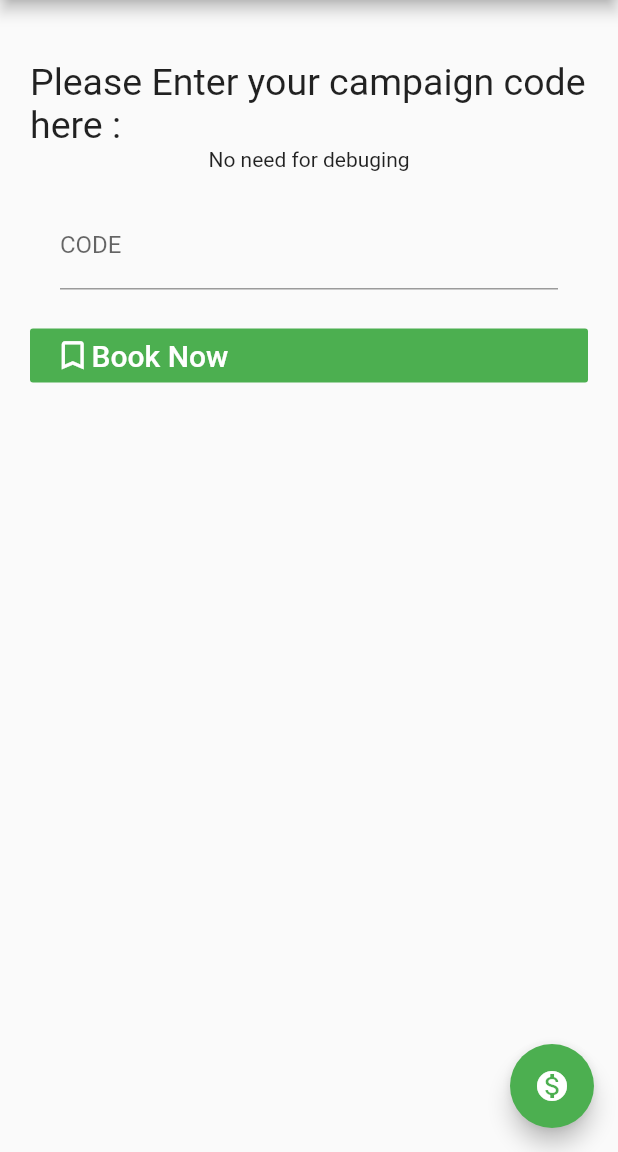
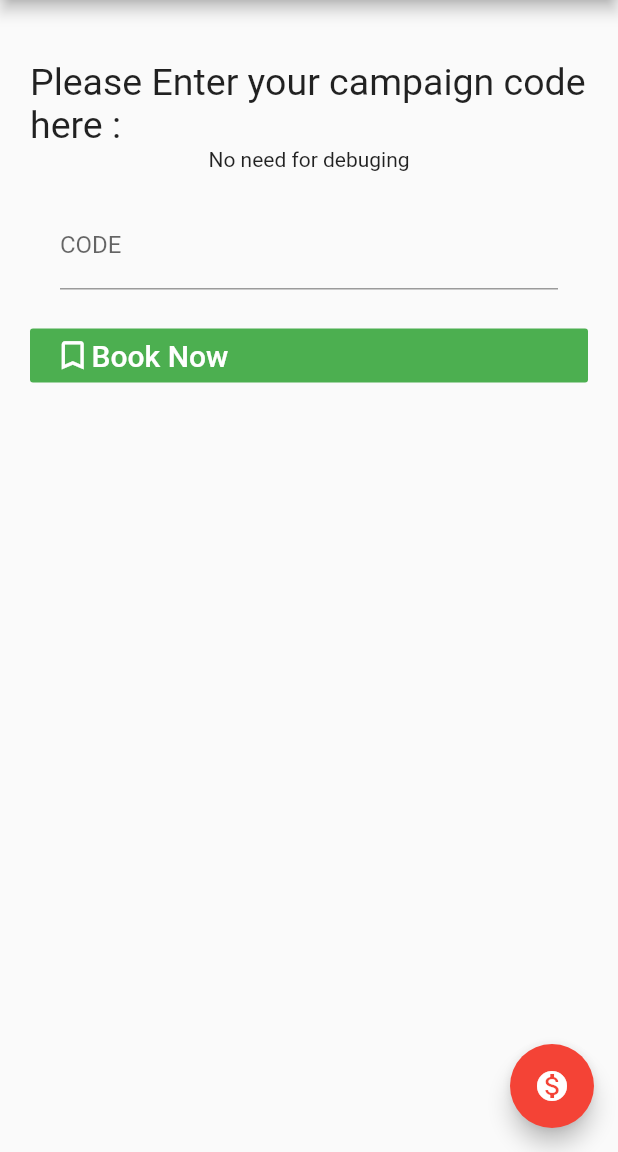
Before and after one commit to DaSvilu3/M088-Food-hajj, a Flutter app: the screen it shows after launch, on a phone screen of 412 x 824 dp, the part 84-1236 px from its top. Run offline on Flutter 3.47's test engine with Material 2 defaults, Android fonts, the phone set to English and light mode, and no system bars; our stand-ins replace firebase_database, photo_view, shared_preferences; accounts and stored records are empty.

Commit message:
edit ui/ux

```diff
--- a/lib/main.dart
+++ b/lib/main.dart
@@ -13,7 +13,8 @@ class MyApp extends StatelessWidget {
       debugShowCheckedModeBanner: false,
       title: 'Hajj',
       theme: new ThemeData(
-        primarySwatch: Colors.green,
+        primarySwatch: Colors.red,
+        primaryColor: Colors.green
       ),
       home: new MyCodePage(title: 'Hajj Food Manager'),
     );
--- a/lib/trip/profile.dart
+++ b/lib/trip/profile.dart
@@ -73,7 +73,6 @@ class _MyProfilePageState extends State<MyProfilePage> {
         floatingActionButton: new FloatingActionButton(
           child: new Tooltip(message: 'Look Neareast Point',
           key: tooltip_key,
-
           child: new Icon(Icons.map)),
           onPressed: (){
             Navigator.of(context).push(new MaterialPageRoute(builder: (context)=> new MyLocationPage(title: "Map",)));
```
Also changed, not shown: 1 other file.
